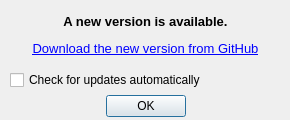
Old version of the form src/updatenotificationdialog.ui in the repository pingledingle-tech/PinglyMotion.
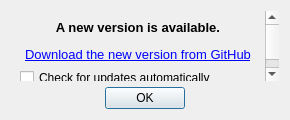
New version of the form.

Commit message:
Fix dialogs and view effects that can trap the user (#412)
* Add job file for dialog trap fix

* Job file: pull request number

* Dialogs fit the screen, text size steps back, Script Lab view effects follow the panel, remote control box without home path

* Job file: done

* Job file: list easingtiles

What changed in the file:
```diff
--- a/src/updatenotificationdialog.ui
+++ b/src/updatenotificationdialog.ui
@@ -3,87 +3,47 @@
  <class>UpdateNotificationDialog</class>
  <widget class="QDialog" name="UpdateNotificationDialog">
   <property name="geometry">
-   <rect>
-    <x>0</x>
-    <y>0</y>
-    <width>290</width>
-    <height>120</height>
-   </rect>
-  </property>
-  <property name="sizePolicy">
-   <sizepolicy hsizetype="Fixed" vsizetype="Fixed">
-    <horstretch>0</horstretch>
-    <verstretch>0</verstretch>
-   </sizepolicy>
-  </property>
-  <property name="minimumSize">
-   <size>
-    <width>290</width>
-    <height>120</height>
-   </size>
-  </property>
-  <property name="maximumSize">
-   <size>
-    <width>290</width>
-    <height>120</height>
-   </size>
+   <rect><x>0</x><y>0</y><width>290</width><height>120</height></rect>
   </property>
   <property name="windowTitle">
    <string>Update</string>
   </property>
-  <widget class="QDialogButtonBox" name="okButtonBox">
-   <property name="geometry">
-    <rect>
-     <x>10</x>
-     <y>90</y>
-     <width>271</width>
-     <height>32</height>
-    </rect>
-   </property>
-   <property name="orientation">
-    <enum>Qt::Horizontal</enum>
-   </property>
-   <property name="standardButtons">
-    <set>QDialogButtonBox::Ok</set>
-   </property>
-   <property name="centerButtons">
-    <bool>true</bool>
-   </property>
-  </widget>
-  <widget class="QLabel" name="updateNotificationLabel">
-   <property name="geometry">
-    <rect>
-     <x>10</x>
-     <y>10</y>
-     <width>271</width>
-     <height>51</height>
-    </rect>
-   </property>
-   <property name="font">
-    <font>
-     <pointsize>10</pointsize>
-    </font>
-   </property>
-   <property name="text">
-    <string>&lt;html&gt;&lt;head/&gt;&lt;body&gt;&lt;p align=&quot;center&quot;&gt;&lt;span style=&quot; font-weight:600;&quot;&gt;A new version is available.&lt;/span&gt;&lt;/p&gt;&lt;p align=&quot;center&quot;&gt;&lt;a href=&quot;https://github.com/pingledingle-tech/PinglyMotion/releases/latest&quot;&gt;&lt;span style=&quot; text-decoration: underline; color:#0000ff;&quot;&gt;Download the new version from GitHub&lt;/span&gt;&lt;/a&gt;&lt;/p&gt;&lt;/body&gt;&lt;/html&gt;</string>
-   </property>
-   <property name="openExternalLinks">
-    <bool>true</bool>
-   </property>
-  </widget>
-  <widget class="QCheckBox" name="autoUpdatesCheckBox">
-   <property name="geometry">
-    <rect>
-     <x>10</x>
-     <y>70</y>
-     <width>271</width>
-     <height>20</height>
-    </rect>
-   </property>
-   <property name="text">
-    <string>Check for updates automatically</string>
-   </property>
-  </widget>
+  <layout class="QVBoxLayout" name="mainLayout">
+   <item>
+    <widget class="QScrollArea" name="scrollArea">
+     <property name="frameShape"><enum>QFrame::NoFrame</enum></property>
+     <property name="widgetResizable"><bool>true</bool></property>
+     <widget class="QWidget" name="scrollContents">
+      <layout class="QVBoxLayout" name="contentLayout">
+       <item>
+        <widget class="QLabel" name="updateNotificationLabel">
+         <property name="font"><font><pointsize>10</pointsize></font></property>
+         <property name="text">
+          <string>&lt;html&gt;&lt;head/&gt;&lt;body&gt;&lt;p align=&quot;center&quot;&gt;&lt;span style=&quot; font-weight:600;&quot;&gt;A new version is available.&lt;/span&gt;&lt;/p&gt;&lt;p align=&quot;center&quot;&gt;&lt;a href=&quot;https://github.com/pingledingle-tech/PinglyMotion/releases/latest&quot;&gt;&lt;span style=&quot; text-decoration: underline; color:#0000ff;&quot;&gt;Download the new version from GitHub&lt;/span&gt;&lt;/a&gt;&lt;/p&gt;&lt;/body&gt;&lt;/html&gt;</string>
+         </property>
+         <property name="wordWrap"><bool>true</bool></property>
+         <property name="openExternalLinks"><bool>true</bool></property>
+        </widget>
+       </item>
+       <item>
+        <widget class="QCheckBox" name="autoUpdatesCheckBox">
+         <property name="text">
+          <string>Check for updates automatically</string>
+         </property>
+        </widget>
+       </item>
+      </layout>
+     </widget>
+    </widget>
+   </item>
+   <item>
+    <widget class="QDialogButtonBox" name="okButtonBox">
+     <property name="orientation"><enum>Qt::Horizontal</enum></property>
+     <property name="standardButtons"><set>QDialogButtonBox::Ok</set></property>
+     <property name="centerButtons"><bool>true</bool></property>
+    </widget>
+   </item>
+  </layout>
  </widget>
  <resources/>
  <connections>
```
The commit also changes 36 other files.
